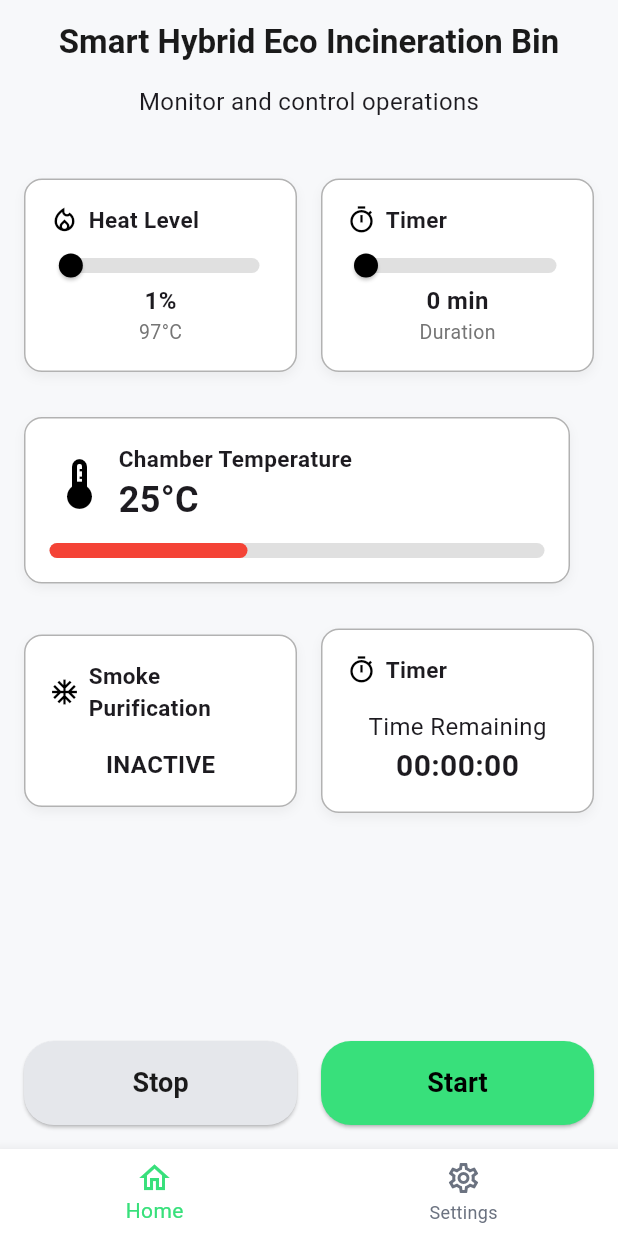
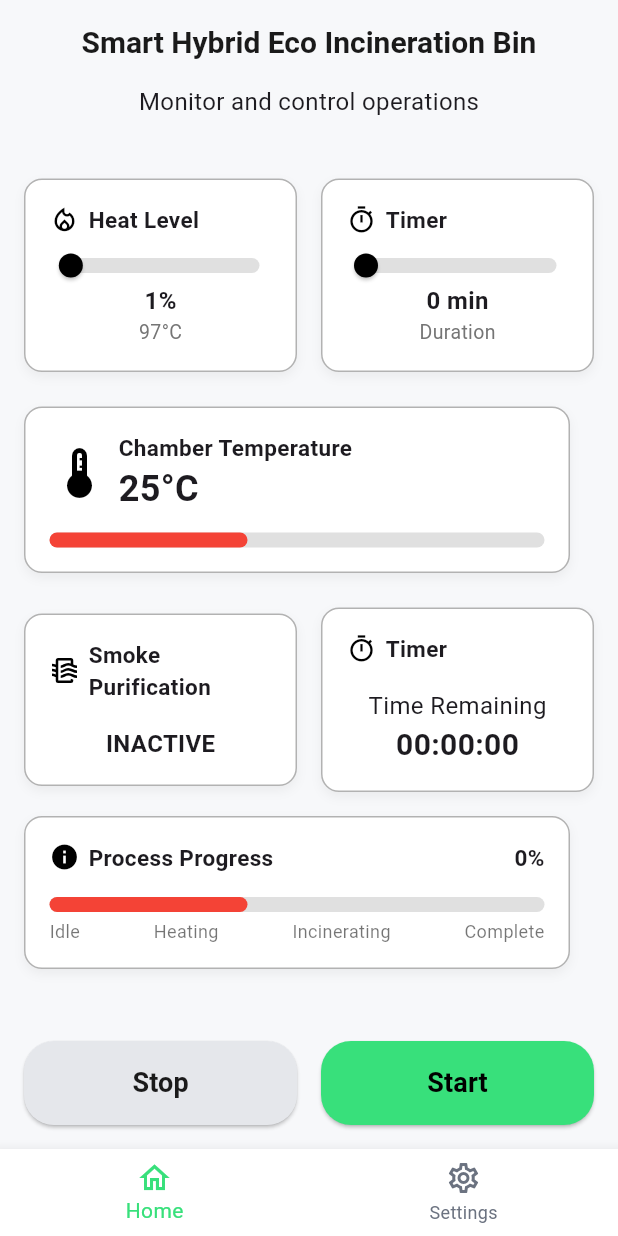
Before and after one commit to sateban/smart-incineration-bin, a Flutter app: the screen it shows after launch, after a tap on "GET STARTED", on a phone screen of 412 x 824 dp. Run offline on Flutter 3.47's test engine with Material 3 defaults, Android fonts, the phone set to English and light mode, and no system bars; our stand-ins replace flutter_svg, fluttertoast, logger.

Commit message:
feature: added assets and process progress

```diff
--- a/lib/main.dart
+++ b/lib/main.dart
@@ -5,6 +5,7 @@
 import 'package:http/http.dart' as http;
 // import 'package:multicast_dns/multicast_dns.dart';
 import 'package:fluttertoast/fluttertoast.dart';
+import 'package:flutter_svg/flutter_svg.dart';
 
 var _logger = Logger();
 
@@ -209,6 +210,7 @@
             "Smart Hybrid Eco Incineration Bin",
             style: TextStyle(
               color: foregroundColor,
+              fontSize: 20,
               fontWeight: FontWeight.bold,
             ),
           ),
@@ -320,8 +322,9 @@
           ),
         ),
 
-        const SizedBox(height: 14),
+        const SizedBox(height: 7),
 
+        // Chamber Temperature
         Padding(
           padding: const EdgeInsets.symmetric(horizontal: 16),
           child: Row(
@@ -402,7 +405,7 @@
           ),
         ),
 
-        const SizedBox(height: 14),
+        const SizedBox(height: 7),
 
         // Smoke and Timer
         Padding(
@@ -432,10 +435,20 @@
                     children: [
                       Row(
                         children: [
-                          Icon(
-                            Icons.ac_unit_outlined,
-                            size: 20,
-                            color: Colors.black,
+                          // Icon(
+                          //   // Icons.ac_unit_outlined,
+                          //   Icons.ac_unit_outlined,
+                          //   size: 20,
+                          //   color: Colors.black,
+                          // ),
+                          SvgPicture.asset(
+                            'assets/images/air-filter.svg',
+                            width: 20,
+                            height: 20,
+                            colorFilter: const ColorFilter.mode(
+                              Colors.black,
+                              BlendMode.srcIn,
+                            ),
                           ),
                           const SizedBox(width: 6),
                           Text(
@@ -576,6 +589,123 @@
           ),
         ),
 
+        // Process Progress
+        Padding(
+          padding: const EdgeInsets.symmetric(horizontal: 16),
+          child: Row(
+            mainAxisAlignment: MainAxisAlignment.spaceEvenly,
+            children: [
+              Expanded(
+                child: Container(
+                  padding: const EdgeInsets.all(16),
+                  decoration: BoxDecoration(
+                    color: Colors.white,
+                    borderRadius: BorderRadius.circular(12),
+                    border: Border.all(
+                      color: Colors.black.withValues(alpha: 0.3),
+                    ),
+                    boxShadow: [
+                      BoxShadow(
+                        color: Colors.black.withValues(alpha: 0.05),
+                        blurRadius: 5,
+                        offset: const Offset(0, 3),
+                      ),
+                    ],
+                  ),
+                  child: Column(
+                    crossAxisAlignment: CrossAxisAlignment.start,
+                    children: [
+                      Row(
+                        children: [
+                          const Icon(Icons.info, size: 20, color: Colors.black),
+                          const SizedBox(width: 6),
+                          Expanded(
+                            child: Row(
+                              mainAxisAlignment: MainAxisAlignment.spaceBetween,
+                              crossAxisAlignment: CrossAxisAlignment.start,
+                              children: const [
+                                Text(
+                                  "Process Progress",
+                                  style: TextStyle(
+                                    fontWeight: FontWeight.w600,
+                                    fontSize: 15,
+                                  ),
+                                ),
+                                Text(
+                                  "0%",
+                                  style: TextStyle(
+                                    fontWeight: FontWeight.w600,
+                                    fontSize: 15,
+                                  ),
+                                ),
+                              ],
+                            ),
+                          ),
+                        ],
+                      ),
+
+                      // Progress Bar
+                      const SizedBox(height: 16),
+                      Center(
+                        child: Column(
+                          children: [
+                            LinearProgressIndicator(
+                              value: 0.40,
+                              minHeight: 10,
+                              backgroundColor: Colors.grey[300],
+                              valueColor: AlwaysStoppedAnimation(Colors.red),
+                              borderRadius: BorderRadius.circular(10),
+                            ),
+                          ],
+                        ),
+                      ),
+
+                      const SizedBox(height: 4),
+
+                      //
+                      Row(
+                        mainAxisAlignment: MainAxisAlignment.spaceBetween,
+                        children: const [
+                          Text(
+                            "Idle",
+                            style: TextStyle(
+                              fontSize: 12,
+                              color: Colors.black54,
+                            ),
+                          ),
+                          Text(
+                            "Heating",
+                            style: TextStyle(
+                              fontSize: 12,
+                              color: Colors.black54,
+                            ),
+                          ),
+                          Text(
+                            "Incinerating",
+                            style: TextStyle(
+                              fontSize: 12,
+                              color: Colors.black54,
+                            ),
+                          ),
+                          Text(
+                            "Complete",
+                            style: TextStyle(
+                              fontSize: 12,
+                              color: Colors.black54,
+                            ),
+                          ),
+                        ],
+                      ),
+                    ],
+                  ),
+                ),
+              ),
+              const SizedBox(width: 16),
+            ],
+          ),
+        ),
+
+        // Start and Stop
         const Spacer(),
 
         Padding(
@@ -624,7 +754,9 @@
                     if (start) {
                       // startTimer(timerValue.toInt() * 60);
                       // _logger.i("Start Status: ${timerValue.toInt()}");
-                      startTimer((timerValue == 0 ? 1 : timerValue).toInt() * 60);
+                      startTimer(
+                        (timerValue == 0 ? 1 : timerValue).toInt() * 60,
+                      );
                       // startTimer(timerValue.toInt() * 60);
                     }
                   },
@@ -720,7 +852,7 @@
           'Unexpected status: ${response.statusCode} - ${response.body}',
         );
 
-         Fluttertoast.showToast(
+        Fluttertoast.showToast(
           msg: 'Unexpected status: ${response.statusCode}',
           toastLength: Toast.LENGTH_SHORT, // Auto-hides after ~2 sec
           gravity: ToastGravity.BOTTOM, // You can use CENTER or TOP
--- a/pubspec.yaml
+++ b/pubspec.yaml
@@ -38,6 +38,7 @@ dependencies:
   multicast_dns: ^0.3.3
   logger: ^2.6.2
   fluttertoast: ^9.0.0
+  flutter_svg: ^2.2.1
 
 dev_dependencies:
   flutter_test:
@@ -62,9 +63,8 @@ flutter:
   uses-material-design: true
 
   # To add assets to your application, add an assets section, like this:
-  # assets:
-  #   - images/a_dot_burr.jpeg
-  #   - images/a_dot_ham.jpeg
+  assets:
+    - assets/images/
 
   # An image asset can refer to one or more resolution-specific "variants", see
   # https://flutter.dev/to/resolution-aware-images
```
Also changed, not shown: assets/images/air-filter.svg (added), pubspec.lock.
